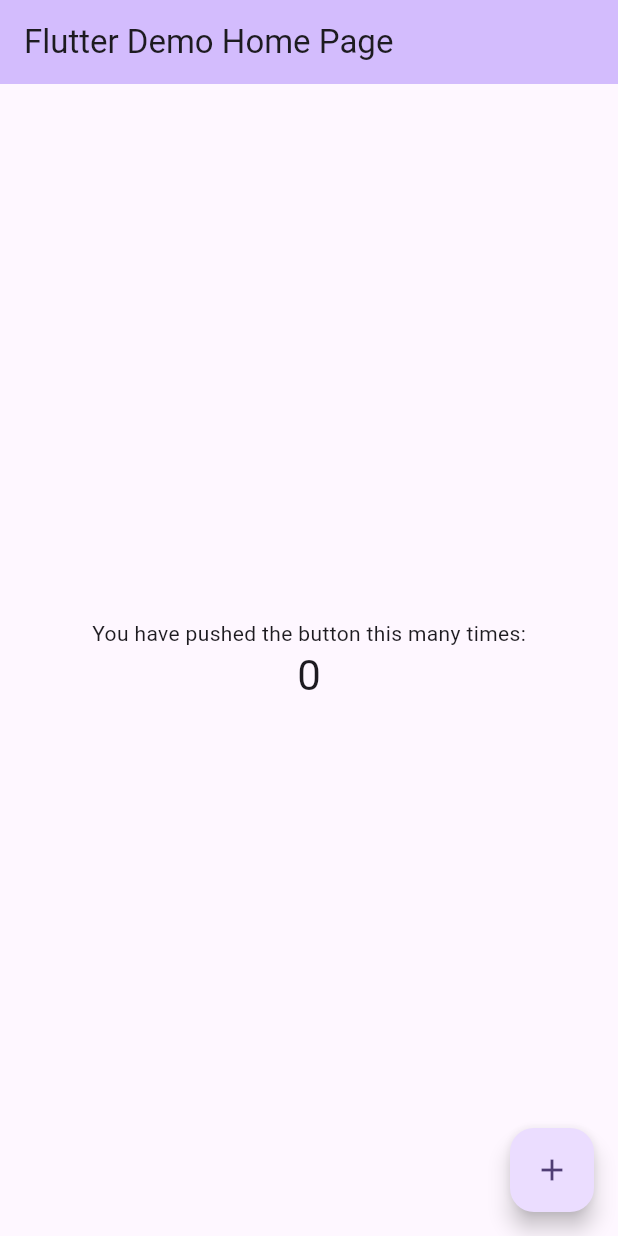
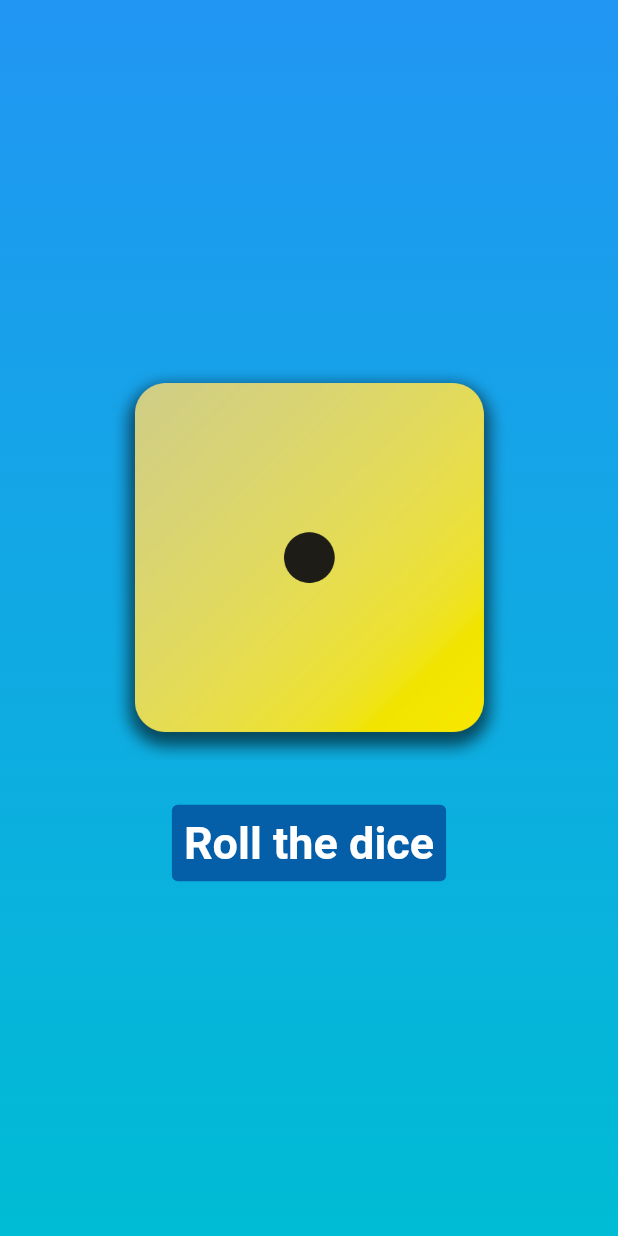
Before and after one commit to OmarHafez1/Dice_App, a Flutter app: the screen it shows after launch, on a phone screen of 412 x 824 dp. Run offline on Flutter 3.47's test engine with Material 2 defaults, Android fonts, the phone set to English and light mode, and no system bars.

Commit message:
Finished the first version of the app

```diff
--- /dev/null
+++ b/lib/DiceImage.dart
@@ -0,0 +1,50 @@
+import 'dart:math';
+
+import 'package:flutter/material.dart';
+
+class DiceImage extends StatefulWidget {
+  const DiceImage({super.key});
+
+  @override
+  State<DiceImage> createState() => _DiceImageState();
+}
+
+class _DiceImageState extends State<DiceImage> {
+  int diceNumber = 1;
+  int lastDiceNumber = 1;
+  void rollDice() {
+    setState(() {
+      do {
+        diceNumber = Random().nextInt(6) + 1;
+      } while (lastDiceNumber == diceNumber);
+      lastDiceNumber = diceNumber;
+    });
+  }
+
+  @override
+  Widget build(BuildContext context) {
+    return Column(
+      mainAxisAlignment: MainAxisAlignment.center,
+      children: [
+        Image.asset(
+          'assets/images/dice_images/dice-$diceNumber.png',
+          width: 270,
+        ),
+        const SizedBox(
+          height: 30,
+        ),
+        TextButton(
+          onPressed: rollDice,
+          style: TextButton.styleFrom(
+              backgroundColor: const Color.fromARGB(255, 4, 94, 168),
+              foregroundColor: Colors.white,
+              textStyle: const TextStyle(
+                fontSize: 30.0,
+                fontWeight: FontWeight.bold,
+              )),
+          child: const Text('Roll the dice'),
+        )
+      ],
+    );
+  }
+}
--- /dev/null
+++ b/lib/GradiantContainer.dart
@@ -0,0 +1,37 @@
+import 'package:dice_app/DiceImage.dart';
+import 'package:flutter/material.dart';
+
+class GradientContainer extends StatelessWidget {
+  final List<Color> colors;
+
+  const GradientContainer({Key? key, required this.colors}) : super(key: key);
+
+  factory GradientContainer.blue({Key? key}) {
+    return GradientContainer(
+      key: key,
+      colors: const [Colors.blue, Colors.cyan],
+    );
+  }
+
+  factory GradientContainer.purple({Key? key}) {
+    return GradientContainer(
+      key: key,
+      colors: const [Colors.deepPurple, Colors.purple],
+    );
+  }
+
+  @override
+  Widget build(BuildContext context) {
+    return Container(
+      decoration: BoxDecoration(
+        gradient: LinearGradient(
+          colors: colors,
+          begin: Alignment.topCenter,
+          end: Alignment.bottomCenter,
+        ),
+      ),
+      alignment: Alignment.center,
+      child: const DiceImage(),
+    );
+  }
+}
--- a/lib/main.dart
+++ b/lib/main.dart
@@ -1,125 +1,12 @@
+import 'package:dice_app/GradiantContainer.dart';
 import 'package:flutter/material.dart';
 
 void main() {
-  runApp(const MyApp());
+  runApp(
+    MaterialApp(
+      home: Scaffold(
+        body: GradientContainer.blue(),
+      ),
+    ),
+  );
 }
-
-class MyApp extends StatelessWidget {
-  const MyApp({super.key});
-
-  // This widget is the root of your application.
-  @override
-  Widget build(BuildContext context) {
-    return MaterialApp(
-      title: 'Flutter Demo',
-      theme: ThemeData(
-        // This is the theme of your application.
-        //
-        // TRY THIS: Try running your application with "flutter run". You'll see
-        // the application has a blue toolbar. Then, without quitting the app,
-        // try changing the seedColor in the colorScheme below to Colors.green
-        // and then invoke "hot reload" (save your changes or press the "hot
-        // reload" button in a Flutter-supported IDE, or press "r" if you used
-        // the command line to start the app).
-        //
-        // Notice that the counter didn't reset back to zero; the application
-        // state is not lost during the reload. To reset the state, use hot
-        // restart instead.
-        //
-        // This works for code too, not just values: Most code changes can be
-        // tested with just a hot reload.
-        colorScheme: ColorScheme.fromSeed(seedColor: Colors.deepPurple),
-        useMaterial3: true,
-      ),
-      home: const MyHomePage(title: 'Flutter Demo Home Page'),
-    );
-  }
-}
-
-class MyHomePage extends StatefulWidget {
-  const MyHomePage({super.key, required this.title});
-
-  // This widget is the home page of your application. It is stateful, meaning
-  // that it has a State object (defined below) that contains fields that affect
-  // how it looks.
-
-  // This class is the configuration for the state. It holds the values (in this
-  // case the title) provided by the parent (in this case the App widget) and
-  // used by the build method of the State. Fields in a Widget subclass are
-  // always marked "final".
-
-  final String title;
-
-  @override
-  State<MyHomePage> createState() => _MyHomePageState();
-}
-
-class _MyHomePageState extends State<MyHomePage> {
-  int _counter = 0;
-
-  void _incrementCounter() {
-    setState(() {
-      // This call to setState tells the Flutter framework that something has
-      // changed in this State, which causes it to rerun the build method below
-      // so that the display can reflect the updated values. If we changed
-      // _counter without calling setState(), then the build method would not be
-      // called again, and so nothing would appear to happen.
-      _counter++;
-    });
-  }
-
-  @override
-  Widget build(BuildContext context) {
-    // This method is rerun every time setState is called, for instance as done
-    // by the _incrementCounter method above.
-    //
-    // The Flutter framework has been optimized to make rerunning build methods
-    // fast, so that you can just rebuild anything that needs updating rather
-    // than having to individually change instances of widgets.
-    return Scaffold(
-      appBar: AppBar(
-        // TRY THIS: Try changing the color here to a specific color (to
-        // Colors.amber, perhaps?) and trigger a hot reload to see the AppBar
-        // change color while the other colors stay the same.
-        backgroundColor: Theme.of(context).colorScheme.inversePrimary,
-        // Here we take the value from the MyHomePage object that was created by
-        // the App.build method, and use it to set our appbar title.
-        title: Text(widget.title),
-      ),
-      body: Center(
-        // Center is a layout widget. It takes a single child and positions it
-        // in the middle of the parent.
-        child: Column(
-          // Column is also a layout widget. It takes a list of children and
-          // arranges them vertically. By default, it sizes itself to fit its
-          // children horizontally, and tries to be as tall as its parent.
-          //
-          // Column has various properties to control how it sizes itself and
-          // how it positions its children. Here we use mainAxisAlignment to
-          // center the children vertically; the main axis here is the vertical
-          // axis because Columns are vertical (the cross axis would be
-          // horizontal).
-          //
-          // TRY THIS: Invoke "debug painting" (choose the "Toggle Debug Paint"
-          // action in the IDE, or press "p" in the console), to see the
-          // wireframe for each widget.
-          mainAxisAlignment: MainAxisAlignment.center,
-          children: <Widget>[
-            const Text(
-              'You have pushed the button this many times:',
-            ),
-            Text(
-              '$_counter',
-              style: Theme.of(context).textTheme.headlineMedium,
-            ),
-          ],
-        ),
-      ),
-      floatingActionButton: FloatingActionButton(
-        onPressed: _incrementCounter,
-        tooltip: 'Increment',
-        child: const Icon(Icons.add),
-      ), // This trailing comma makes auto-formatting nicer for build methods.
-    );
-  }
-}
--- a/pubspec.yaml
+++ b/pubspec.yaml
@@ -59,9 +59,8 @@ flutter:
   uses-material-design: true
 
   # To add assets to your application, add an assets section, like this:
-  # assets:
-  #   - images/a_dot_burr.jpeg
-  #   - images/a_dot_ham.jpeg
+  assets:
+    - assets/images/dice_images/
 
   # An image asset can refer to one or more resolution-specific "variants", see
   # https://flutter.dev/assets-and-images/#resolution-aware
```
Also changed, not shown: lib/StyledText.dart (added, +17 -0 lines), assets/images/dice_images/dice-1.png (added), assets/images/dice_images/dice-2.png (added), assets/images/dice_images/dice-3.png (added), assets/images/dice_images/dice-4.png (added), assets/images/dice_images/dice-5.png (added), assets/images/dice_images/dice-6.png (added).
